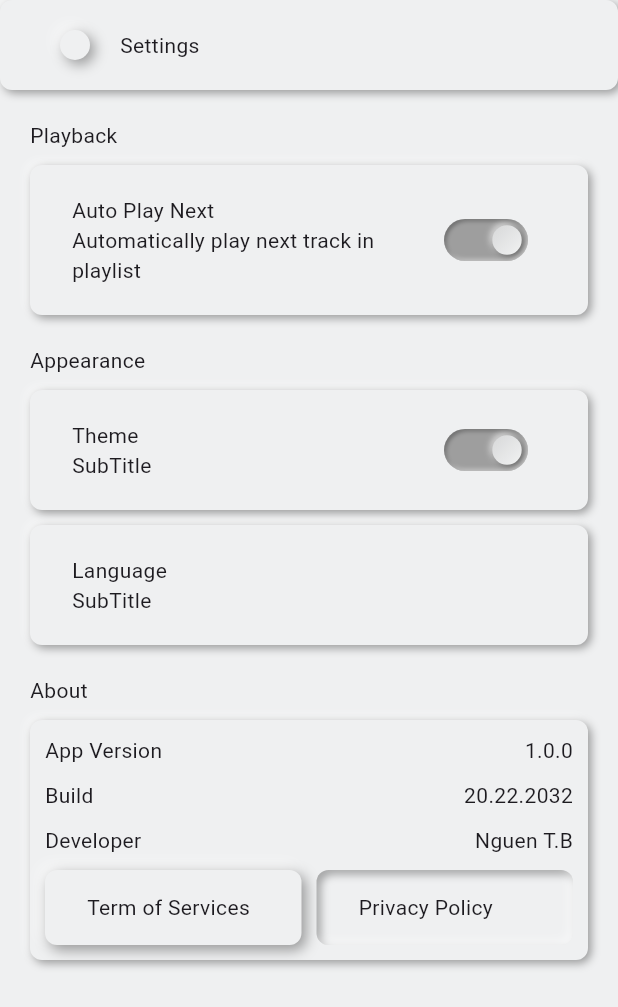
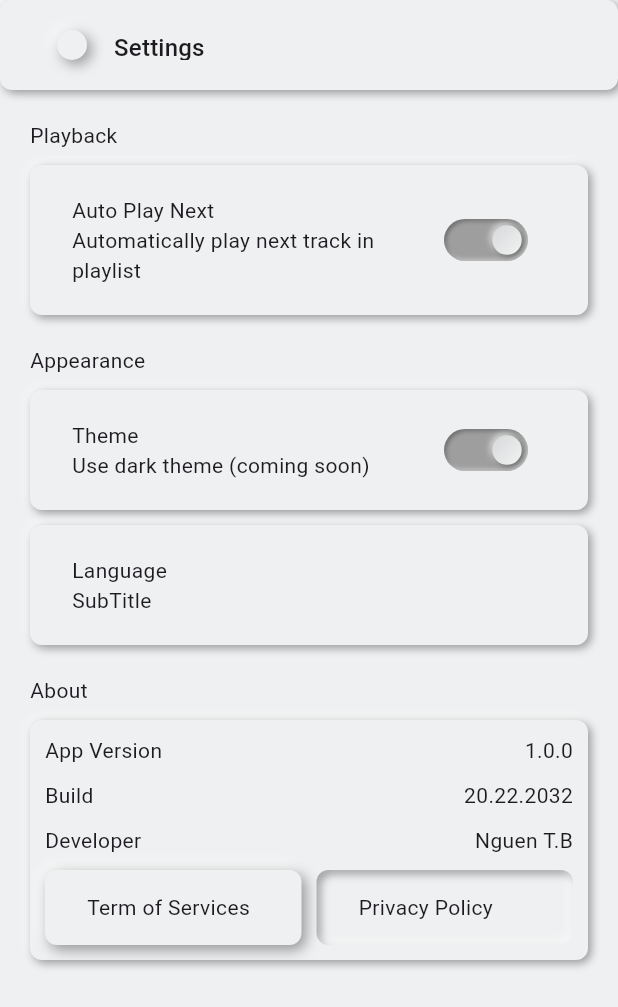
Before and after one commit to jchocola/ya_tuber, a Flutter app: the SettingPage screen opened directly, after a tap on "Theme", on a phone screen of 412 x 824 dp. Shown: the top 1007 px of the screen. Run offline on Flutter 3.47's test engine with Material 3 defaults, Android fonts, the phone set to English and light mode, and no system bars; our stand-ins replace equatable, flutter_neumorphic_plus, freezed_annotation, gap, get_it, logger and 3 more; missing offline and left inert: localstore, youtube_explode_dart.

Commit message:
app theme

```diff
--- a/lib/core/light_theme.dart
+++ b/lib/core/light_theme.dart
@@ -5,4 +5,13 @@ const lightTheme = NeumorphicThemeData(
   baseColor: LightAppColor.baseColor,
   accentColor: LightAppColor.accentColor,
   variantColor: LightAppColor.variantColor,
+
+
+  iconTheme: IconThemeData(
+    size: 20
+  ),
+
+  textTheme: TextTheme(
+
+  )
 );
--- a/lib/presentation/home_page/widget/custom_homepage_appbar.dart
+++ b/lib/presentation/home_page/widget/custom_homepage_appbar.dart
@@ -13,28 +13,38 @@ class CustomhomePageAppbar extends StatelessWidget
 
   @override
   Widget build(BuildContext context) {
+    final theme = Theme.of(context);
     return Neumorphic(
       child: Padding(
         padding: EdgeInsets.all(AppConstant.appPadding),
         child: Row(
           children: [
-            Text('YaTube'),
+            Text('YaTube', style: theme.textTheme.titleMedium,),
 
             Spacer(),
 
             ///
             ///PLAYLIST
             ///
-            CustomCircleButton(onPressed: () {
-              Navigator.push(context, MaterialPageRoute(builder: (context)=> PlaylistPage()));
-            }, icon: AppIcon.playlistIcon),
+            CustomCircleButton(
+              onPressed: () {
+                Navigator.push(
+                  context,
+                  MaterialPageRoute(builder: (context) => PlaylistPage()),
+                );
+              },
+              icon: AppIcon.playlistIcon,
+            ),
 
             ///
             /// SETTING
             ///
             CustomCircleButton(
               onPressed: () {
-                Navigator.push(context, MaterialPageRoute(builder: (context)=> SettingPage()));
+                Navigator.push(
+                  context,
+                  MaterialPageRoute(builder: (context) => SettingPage()),
+                );
               },
               icon: AppIcon.settingIcon,
             ),
--- a/lib/presentation/playlist_page/widget/playlist_page_appbar.dart
+++ b/lib/presentation/playlist_page/widget/playlist_page_appbar.dart
@@ -11,6 +11,7 @@ class PlaylistPageAppbar extends StatelessWidget
 
   @override
   Widget build(BuildContext context) {
+    final theme = Theme.of(context);
     return Neumorphic(
       child: Padding(
         padding: EdgeInsets.all(AppConstant.appPadding),
@@ -22,7 +23,7 @@ class PlaylistPageAppbar extends StatelessWidget
                 Navigator.pop(context);
               },
             ),
-            Text('PlayList'),
+            Text('PlayList', style: theme.textTheme.titleMedium),
 
             // Spacer(),
 
--- a/lib/presentation/setting_page/widget/apparance_widget.dart
+++ b/lib/presentation/setting_page/widget/apparance_widget.dart
@@ -12,12 +12,13 @@ class AppareanceWidget extends StatelessWidget {
       spacing: AppConstant.widgetPadding,
       children: [
         Text('Appearance'),
-        SettingTitle(title: 'Theme',withSwitch: true, onPressed: () {
-
-        },),
-        SettingTitle(title: 'Language',onPressed: () {
-
-        },),
+        SettingTitle(
+          title: 'Theme',
+          withSwitch: true,
+          onPressed: () {},
+          subTitle: 'Use dark theme (coming soon)',
+        ),
+        SettingTitle(title: 'Language', onPressed: () {}),
       ],
     );
   }
--- a/lib/presentation/setting_page/widget/setting_page_appbar.dart
+++ b/lib/presentation/setting_page/widget/setting_page_appbar.dart
@@ -11,6 +11,8 @@ class SettingPageAppbar extends StatelessWidget
 
   @override
   Widget build(BuildContext context) {
+
+     final theme = Theme.of(context);
     return Neumorphic(
       child: Padding(
         padding: EdgeInsets.all(AppConstant.appPadding),
@@ -22,7 +24,7 @@ class SettingPageAppbar extends StatelessWidget
                 Navigator.pop(context);
               },
             ),
-            Text('Settings'),
+            Text('Settings' , style: theme.textTheme.titleMedium,),
 
             // Spacer(),
 
```
